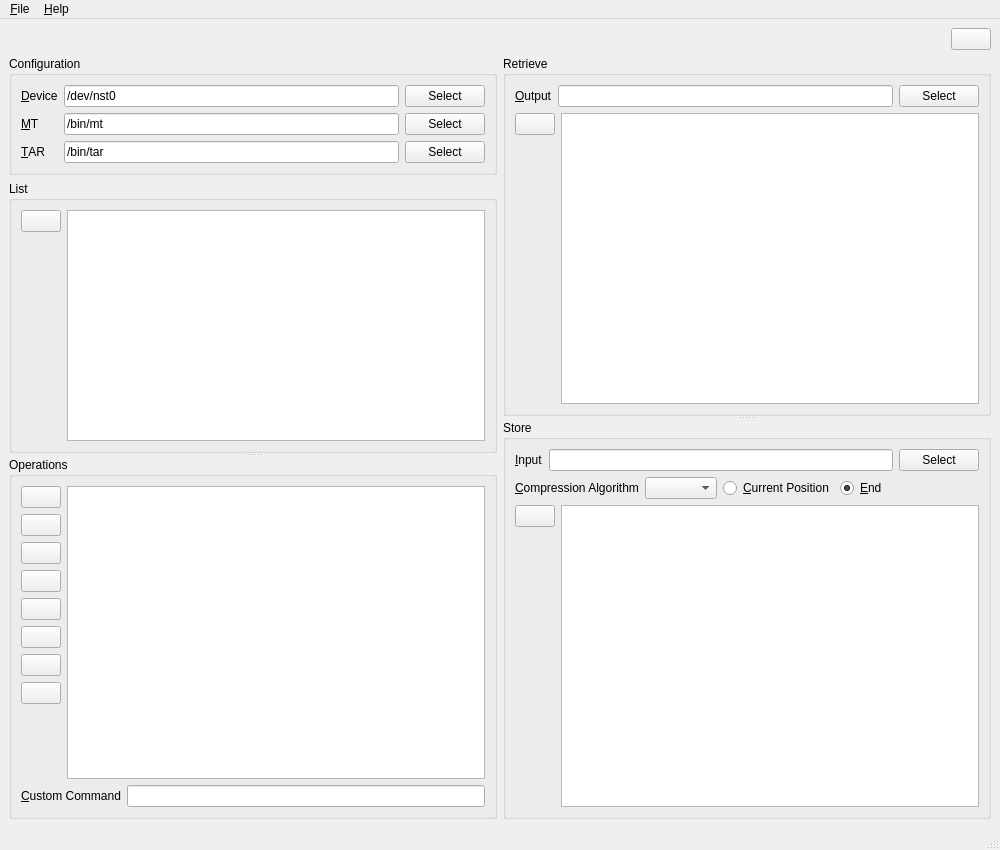
This is UI/spinware.ui in textbrowser/spinware as Qt 5 draws it before an edit. The edited form follows.
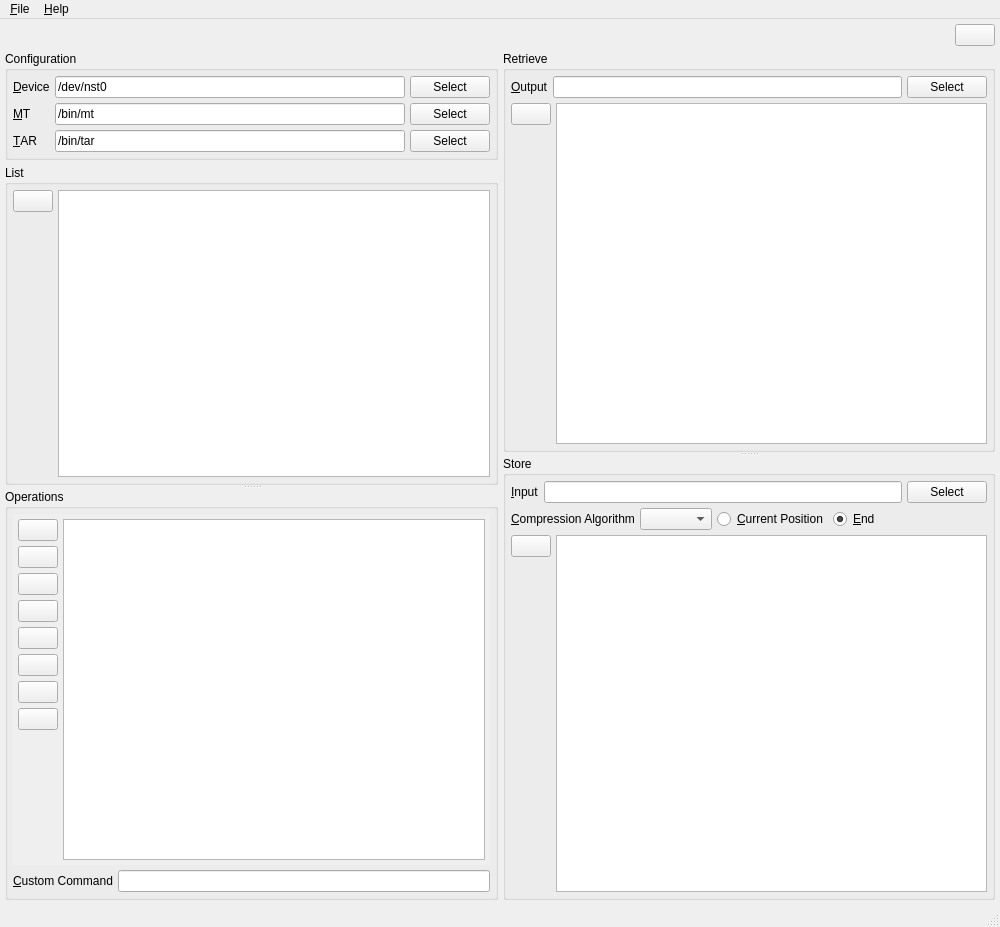
This is the edited form. Icons and pictures are not drawn.

The edit to the form file:
```diff
--- a/UI/spinware.ui
+++ b/UI/spinware.ui
@@ -7,7 +7,7 @@
     <x>0</x>
     <y>0</y>
     <width>1000</width>
-    <height>850</height>
+    <height>927</height>
    </rect>
   </property>
   <property name="windowTitle">
@@ -15,8 +15,17 @@
   </property>
   <widget class="QWidget" name="centralwidget">
    <layout class="QVBoxLayout" name="verticalLayout">
+    <property name="spacing">
+     <number>5</number>
+    </property>
+    <property name="margin">
+     <number>5</number>
+    </property>
     <item>
      <layout class="QHBoxLayout" name="horizontalLayout_4">
+      <property name="spacing">
+       <number>5</number>
+      </property>
       <item>
        <spacer name="horizontalSpacer_2">
         <property name="orientation">
@@ -51,6 +60,9 @@
     </item>
     <item>
      <layout class="QHBoxLayout" name="horizontalLayout_7">
+      <property name="spacing">
+       <number>5</number>
+      </property>
       <item>
        <widget class="QSplitter" name="splitter">
         <property name="orientation">
@@ -58,12 +70,21 @@
         </property>
         <widget class="QWidget" name="layoutWidget">
          <layout class="QVBoxLayout" name="verticalLayout_2">
+          <property name="spacing">
+           <number>5</number>
+          </property>
           <item>
            <widget class="QGroupBox" name="groupBox">
             <property name="title">
              <string>Configuration</string>
             </property>
             <layout class="QGridLayout" name="gridLayout">
+             <property name="margin">
+              <number>5</number>
+             </property>
+             <property name="spacing">
+              <number>5</number>
+             </property>
              <item row="0" column="0">
               <widget class="QLabel" name="label_6">
                <property name="text">
@@ -145,8 +166,17 @@
              <string>List</string>
             </property>
             <layout class="QHBoxLayout" name="horizontalLayout_5">
+             <property name="spacing">
+              <number>5</number>
+             </property>
+             <property name="margin">
+              <number>5</number>
+             </property>
              <item>
               <layout class="QVBoxLayout" name="verticalLayout_4">
+               <property name="spacing">
+                <number>5</number>
+               </property>
                <item>
                 <widget class="QPushButton" name="list_list">
                  <property name="toolTip">
@@ -180,7 +210,13 @@
               </layout>
              </item>
              <item>
-              <widget class="QTextBrowser" name="list"/>
+              <widget class="QTextBrowser" name="list">
+               <property name="font">
+                <font>
+                 <family>Monospace</family>
+                </font>
+               </property>
+              </widget>
              </item>
             </layout>
            </widget>
@@ -192,10 +228,46 @@
           <string>Operations</string>
          </property>
          <layout class="QVBoxLayout" name="verticalLayout_5">
+          <property name="spacing">
+           <number>5</number>
+          </property>
+          <property name="margin">
+           <number>5</number>
+          </property>
+          <item>
+           <widget class="QScrollArea" name="scrollArea">
+            <property name="frameShape">
+             <enum>QFrame::NoFrame</enum>
+            </property>
+            <property name="widgetResizable">
+             <bool>true</bool>
+            </property>
+            <widget class="QWidget" name="scrollAreaWidgetContents">
+             <property name="geometry">
+              <rect>
+               <x>0</x>
+               <y>0</y>
+               <width>474</width>
+               <height>397</height>
+              </rect>
+             </property>
+             <layout class="QVBoxLayout" name="verticalLayout_7">
+              <property name="spacing">
+               <number>5</number>
+              </property>
+              <property name="margin">
+               <number>5</number>
+              </property>
           <item>
            <layout class="QHBoxLayout" name="horizontalLayout_2">
+                <property name="spacing">
+                 <number>5</number>
+                </property>
             <item>
              <layout class="QVBoxLayout" name="verticalLayout_3">
+                  <property name="spacing">
+                   <number>5</number>
+                  </property>
               <item>
                <widget class="QPushButton" name="backward">
                 <property name="toolTip">
@@ -348,12 +420,25 @@
              </layout>
             </item>
             <item>
-             <widget class="QTextBrowser" name="operation"/>
-            </item>
-           </layout>
+                 <widget class="QTextBrowser" name="operation">
+                  <property name="font">
+                   <font>
+                    <family>Monospace</family>
+                   </font>
+                  </property>
+                 </widget>
+                </item>
+               </layout>
+              </item>
+             </layout>
+            </widget>
+           </widget>
           </item>
           <item>
            <layout class="QHBoxLayout" name="horizontalLayout_3">
+            <property name="spacing">
+             <number>5</number>
+            </property>
             <item>
              <widget class="QLabel" name="label_3">
               <property name="text">
@@ -387,8 +472,17 @@
           <string>Retrieve</string>
          </property>
          <layout class="QVBoxLayout" name="verticalLayout_6">
+          <property name="spacing">
+           <number>5</number>
+          </property>
+          <property name="margin">
+           <number>5</number>
+          </property>
           <item>
            <layout class="QHBoxLayout" name="horizontalLayout_15">
+            <property name="spacing">
+             <number>5</number>
+            </property>
             <item>
              <widget class="QLabel" name="label_7">
               <property name="text">
@@ -413,8 +507,14 @@
           </item>
           <item>
            <layout class="QHBoxLayout" name="horizontalLayout_16">
+            <property name="spacing">
+             <number>5</number>
+            </property>
             <item>
              <layout class="QVBoxLayout" name="verticalLayout_11">
+              <property name="spacing">
+               <number>5</number>
+              </property>
               <item>
                <widget class="QPushButton" name="read">
                 <property name="toolTip">
@@ -448,7 +548,13 @@
              </layout>
             </item>
             <item>
-             <widget class="QTextBrowser" name="retrieve"/>
+             <widget class="QTextBrowser" name="retrieve">
+              <property name="font">
+               <font>
+                <family>Monospace</family>
+               </font>
+              </property>
+             </widget>
             </item>
            </layout>
           </item>
@@ -459,8 +565,17 @@
           <string>Store</string>
          </property>
          <layout class="QVBoxLayout" name="verticalLayout_10">
+          <property name="spacing">
+           <number>5</number>
+          </property>
+          <property name="margin">
+           <number>5</number>
+          </property>
           <item>
            <layout class="QHBoxLayout" name="horizontalLayout_13">
+            <property name="spacing">
+             <number>5</number>
+            </property>
             <item>
              <widget class="QLabel" name="label_5">
               <property name="text">
@@ -485,6 +600,9 @@
           </item>
           <item>
            <layout class="QHBoxLayout" name="horizontalLayout">
+            <property name="spacing">
+             <number>5</number>
+            </property>
             <item>
              <widget class="QLabel" name="label_4">
               <property name="text">
@@ -536,8 +654,14 @@
           </item>
           <item>
            <layout class="QHBoxLayout" name="horizontalLayout_14">
+            <property name="spacing">
+             <number>5</number>
+            </property>
             <item>
              <layout class="QVBoxLayout" name="verticalLayout_9">
+              <property name="spacing">
+               <number>5</number>
+              </property>
               <item>
                <widget class="QPushButton" name="write">
                 <property name="toolTip">
@@ -571,7 +695,13 @@
              </layout>
             </item>
             <item>
-             <widget class="QTextBrowser" name="store"/>
+             <widget class="QTextBrowser" name="store">
+              <property name="font">
+               <font>
+                <family>Monospace</family>
+               </font>
+              </property>
+             </widget>
             </item>
            </layout>
           </item>
```
Left out of the diff: 1 changed line with no effect on the pictures. Lines whose indentation alone changed are shown as unchanged.
